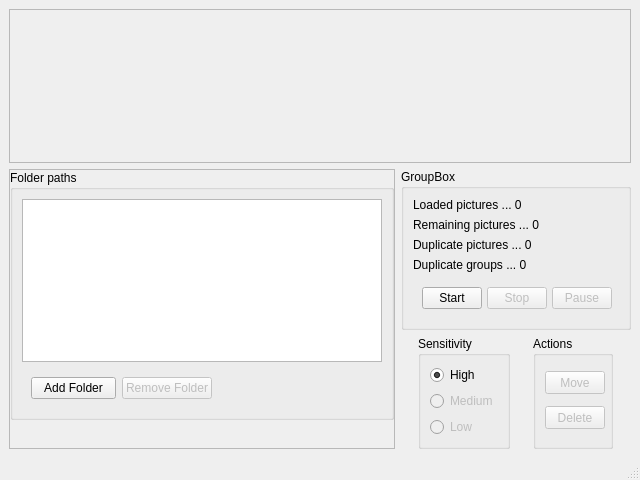
Old version of the form src/gui.ui in the repository max-dw-i/myfyrio.
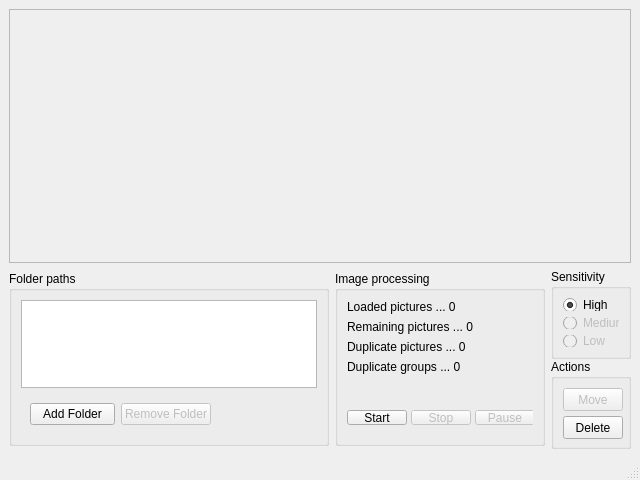
New version of the form.

```diff
--- a/src/gui.ui
+++ b/src/gui.ui
@@ -56,18 +56,24 @@
          <x>0</x>
          <y>0</y>
          <width>620</width>
-         <height>161</height>
+         <height>238</height>
         </rect>
        </property>
        <layout class="QVBoxLayout" name="scrollAreaLayout"/>
       </widget>
      </widget>
     </item>
-    <item>
+    <item alignment="Qt::AlignLeft|Qt::AlignBottom">
      <widget class="QWidget" name="widget_3" native="true">
+      <property name="sizePolicy">
+       <sizepolicy hsizetype="Preferred" vsizetype="Preferred">
+        <horstretch>0</horstretch>
+        <verstretch>0</verstretch>
+       </sizepolicy>
+      </property>
       <property name="maximumSize">
        <size>
-        <width>836</width>
+        <width>16777215</width>
         <height>16777215</height>
        </size>
       </property>
@@ -85,65 +91,26 @@
         <number>0</number>
        </property>
        <item>
-        <widget class="QFrame" name="frame">
-         <property name="sizePolicy">
-          <sizepolicy hsizetype="Preferred" vsizetype="Preferred">
-           <horstretch>0</horstretch>
-           <verstretch>0</verstretch>
-          </sizepolicy>
-         </property>
-         <property name="minimumSize">
-          <size>
-           <width>0</width>
-           <height>0</height>
-          </size>
-         </property>
-         <property name="maximumSize">
-          <size>
-           <width>16777215</width>
-           <height>16777215</height>
-          </size>
-         </property>
-         <property name="frameShape">
-          <enum>QFrame::StyledPanel</enum>
-         </property>
-         <property name="frameShadow">
-          <enum>QFrame::Raised</enum>
-         </property>
-         <layout class="QVBoxLayout" name="verticalLayout_7">
-          <property name="leftMargin">
-           <number>0</number>
-          </property>
-          <property name="topMargin">
-           <number>0</number>
-          </property>
-          <property name="rightMargin">
-           <number>0</number>
-          </property>
-          <property name="bottomMargin">
-           <number>0</number>
-          </property>
-          <item alignment="Qt::AlignTop">
            <widget class="QGroupBox" name="groupBox">
             <property name="enabled">
              <bool>true</bool>
             </property>
             <property name="sizePolicy">
-             <sizepolicy hsizetype="Expanding" vsizetype="Expanding">
+          <sizepolicy hsizetype="Expanding" vsizetype="Fixed">
               <horstretch>0</horstretch>
               <verstretch>0</verstretch>
              </sizepolicy>
             </property>
             <property name="minimumSize">
              <size>
-              <width>300</width>
-              <height>130</height>
+           <width>320</width>
+           <height>175</height>
              </size>
             </property>
             <property name="maximumSize">
              <size>
-              <width>600</width>
-              <height>250</height>
+           <width>550</width>
+           <height>175</height>
              </size>
             </property>
             <property name="title">
@@ -243,48 +210,33 @@
             </layout>
            </widget>
           </item>
-         </layout>
-        </widget>
-       </item>
-       <item>
-        <widget class="QWidget" name="widget_4" native="true">
-         <property name="maximumSize">
-          <size>
-           <width>230</width>
-           <height>16777215</height>
-          </size>
-         </property>
-         <layout class="QVBoxLayout" name="verticalLayout_3">
-          <property name="leftMargin">
-           <number>0</number>
-          </property>
-          <property name="topMargin">
-           <number>0</number>
-          </property>
-          <property name="rightMargin">
-           <number>0</number>
-          </property>
-          <property name="bottomMargin">
-           <number>0</number>
-          </property>
           <item>
            <widget class="QGroupBox" name="groupBox_2">
             <property name="sizePolicy">
-             <sizepolicy hsizetype="Fixed" vsizetype="Preferred">
+          <sizepolicy hsizetype="Fixed" vsizetype="Fixed">
               <horstretch>0</horstretch>
               <verstretch>0</verstretch>
              </sizepolicy>
             </property>
             <property name="minimumSize">
              <size>
-              <width>200</width>
+           <width>0</width>
               <height>0</height>
              </size>
             </property>
+         <property name="maximumSize">
+          <size>
+           <width>210</width>
+           <height>175</height>
+          </size>
+         </property>
             <property name="title">
-             <string>GroupBox</string>
+          <string>Image processing</string>
             </property>
             <layout class="QVBoxLayout" name="verticalLayout_5">
+          <property name="leftMargin">
+           <number>9</number>
+          </property>
              <item>
               <widget class="QLabel" name="loadedPicLabel">
                <property name="minimumSize">
@@ -340,6 +292,15 @@
              <item>
               <widget class="QWidget" name="widget_2" native="true">
                <layout class="QHBoxLayout" name="horizontalLayout">
+             <property name="leftMargin">
+              <number>0</number>
+             </property>
+             <property name="topMargin">
+              <number>30</number>
+             </property>
+             <property name="rightMargin">
+              <number>0</number>
+             </property>
                 <item>
                  <widget class="QPushButton" name="startBtn">
                   <property name="minimumSize">
@@ -428,8 +389,11 @@
            </widget>
           </item>
           <item>
-           <widget class="QWidget" name="widget_5" native="true">
-            <layout class="QHBoxLayout" name="horizontalLayout_4">
+        <widget class="QWidget" name="widget_4" native="true">
+         <layout class="QVBoxLayout" name="verticalLayout_3">
+          <property name="spacing">
+           <number>0</number>
+          </property>
              <property name="leftMargin">
               <number>0</number>
              </property>
@@ -445,17 +409,23 @@
              <item>
               <widget class="QGroupBox" name="groupBox_3">
                <property name="sizePolicy">
-                <sizepolicy hsizetype="Fixed" vsizetype="Preferred">
+             <sizepolicy hsizetype="Fixed" vsizetype="Fixed">
                  <horstretch>0</horstretch>
                  <verstretch>0</verstretch>
                 </sizepolicy>
                </property>
                <property name="minimumSize">
                 <size>
-                 <width>75</width>
+              <width>80</width>
                  <height>0</height>
                 </size>
                </property>
+            <property name="maximumSize">
+             <size>
+              <width>16777215</width>
+              <height>90</height>
+             </size>
+            </property>
                <property name="toolTip">
                 <string>High button means that you want to find identical (or almost) images, where Low allows you to find rather different images</string>
                </property>
@@ -505,7 +475,7 @@
              <item>
               <widget class="QGroupBox" name="groupBox_4">
                <property name="sizePolicy">
-                <sizepolicy hsizetype="Fixed" vsizetype="Preferred">
+             <sizepolicy hsizetype="Fixed" vsizetype="Fixed">
                  <horstretch>0</horstretch>
                  <verstretch>0</verstretch>
                 </sizepolicy>
@@ -519,13 +489,16 @@
                <property name="maximumSize">
                 <size>
                  <width>80</width>
-                 <height>16777215</height>
+              <height>90</height>
                 </size>
                </property>
                <property name="title">
                 <string>Actions</string>
                </property>
                <layout class="QVBoxLayout" name="verticalLayout_2">
+             <property name="leftMargin">
+              <number>9</number>
+             </property>
                 <item>
                  <widget class="QPushButton" name="moveBtn">
                   <property name="enabled">
@@ -560,7 +533,7 @@
                 <item>
                  <widget class="QPushButton" name="deleteBtn">
                   <property name="enabled">
-                   <bool>false</bool>
+                <bool>true</bool>
                   </property>
                   <property name="sizePolicy">
                    <sizepolicy hsizetype="Fixed" vsizetype="Fixed">
@@ -589,9 +562,6 @@
                   <property name="text">
                    <string>Delete</string>
                   </property>
-                 </widget>
-                </item>
-               </layout>
               </widget>
              </item>
             </layout>
```
Lines whose indentation alone changed are shown as unchanged.
